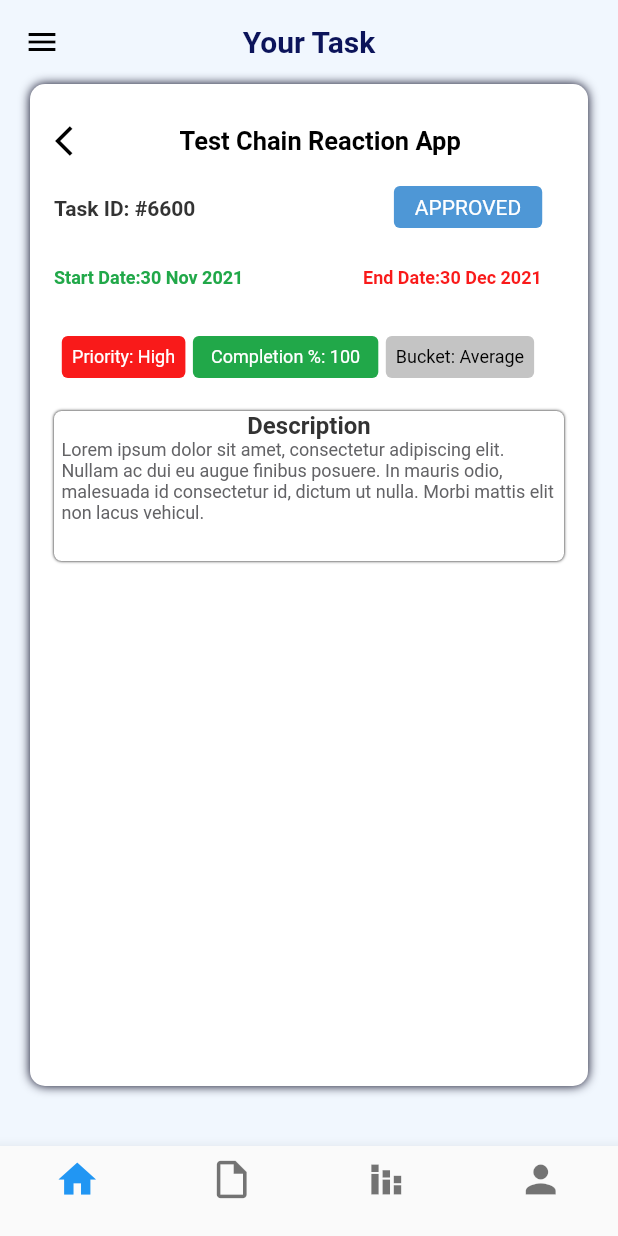
After one commit to sinrajat43/vOTP_mobileApp, a Flutter app: the TaskDetails screen opened directly, on a phone screen of 412 x 824 dp. The commit adds this screen. Run offline on Flutter 3.47's test engine with Material 2 defaults, Android fonts, the phone set to English and light mode, and no system bars.

Commit message:
taskdetails created-4/4

```diff
--- /dev/null
+++ b/lib/TaskDetails.dart
@@ -0,0 +1,315 @@
+import 'package:flutter/cupertino.dart';
+import 'package:flutter/material.dart';
+import 'package:my_app/NavBar.dart';
+import 'package:my_app/main.dart';
+
+
+class TaskDetails extends StatelessWidget {
+  @override
+  Widget build(BuildContext context) {
+    return Scaffold(
+        backgroundColor: Color(0xFFF1F7FE),
+        drawer: NavDrawer(),
+        appBar: AppBar(
+          iconTheme: IconThemeData(color: Colors.black),
+          title:const Text("Your Task",
+            style: TextStyle(
+              color: Color(0xFF0C145A),
+              fontWeight: FontWeight.bold,
+            ),
+          ),
+          centerTitle:true ,
+          backgroundColor: Colors.transparent, shadowColor: Colors.transparent,
+        ),
+        body:Container(
+            padding: const EdgeInsets.all(8.0),
+            height: MediaQuery.of(context).size.height * 0.83,
+            width: MediaQuery.of(context).size.width * 1.0,
+            margin: const EdgeInsets.only(left: 20.0,right: 20.0,bottom: 40.0),
+            decoration: BoxDecoration(
+                borderRadius: BorderRadius.circular(10.0), color: const Color(0xFFFFFFFF),
+                boxShadow: const [BoxShadow(
+                  color: Color(0xFF00001A),
+                  blurRadius: 5.0,
+                ),]
+            ),
+            child: Column(
+                children: <Widget>[
+                Container(
+                  height: 60.0,
+                  width:MediaQuery.of(context).size.width * 1.0,
+                  decoration: const BoxDecoration(
+                  color: Color(0xFFFFFFFF),
+                    ),
+                child:ListView(
+                  scrollDirection: Axis.horizontal,
+                  children: <Widget>[
+                    GestureDetector(
+                      onTap: (){
+                      Navigator.push(
+                      context,
+                      MaterialPageRoute(builder: (context) => HomePage()),
+                      );
+                      },
+
+                      child: Container(
+                        width:MediaQuery.of(context).size.width * 0.1,
+                        color: Color(0xFFFFFFFF),
+                        child: Icon(Icons.arrow_back_ios,color: Colors.black,),
+
+                      ),
+                    ),
+                    Container(
+                      width:MediaQuery.of(context).size.width * 0.7,
+
+                      color: Color(0xFFFFFFFF),
+                        child:
+                        const Center(
+                          child: Text(
+                              "Test Chain Reaction App",
+
+                              style: TextStyle(
+                                  fontSize: 17,
+                                  color: Color(0xFF000000),
+                                  fontFamily: 'Roboto',
+                                  fontWeight:FontWeight.bold)
+                          ),
+                        )
+                    ),
+                  ],
+
+
+                ),
+                ),
+                  Container(
+                    height: 50.0,
+                    width:MediaQuery.of(context).size.width * 1.0,
+                    margin: const EdgeInsets.only(top:0.0,right: 8.0,left: 8.0),
+
+                    child:ListView(
+                      // This next line does the trick.
+                      scrollDirection: Axis.horizontal,
+                      children: <Widget>[
+                        Container(
+                            width: MediaQuery.of(context).size.width * 0.55,
+                            margin: const EdgeInsets.only(top:7.0,right: 0.0,left: 0.0),
+
+                                child: Text(
+
+                                    "Task ID: #6600",
+                                    style: TextStyle(
+
+                                        fontSize: 14,
+                                        color: Color(0xFF333333),
+                                        fontFamily: 'Roboto',
+                                        fontWeight:FontWeight.bold)
+                                )
+
+                        ),
+                        Container(
+                          width: MediaQuery.of(context).size.width * 0.24,
+                          height:20.0,
+                          margin: const EdgeInsets.only(top:0.0,bottom: 22.0),
+                          decoration: BoxDecoration(
+                            borderRadius: BorderRadius.circular(4.0), color: Color(0xFF4E97D6),
+                          ),
+                          child:
+                          const Center(
+                              child: Text(
+                                  "APPROVED",
+                                  style: TextStyle(
+                                    fontSize: 14,
+                                    color: Color(0xFFFFFFFF),
+                                    fontFamily: 'Roboto',)
+                              )
+                          ),
+                        ),
+                      ],
+                    ),
+                  ),
+                  Container(
+                    height: 50.0,
+                    width:MediaQuery.of(context).size.width * 1.0,
+                    margin: const EdgeInsets.only(top:0.0,right: 8.0,left: 8.0),
+
+                    child:ListView(
+                      // This next line does the trick.
+                      scrollDirection: Axis.horizontal,
+                      children: <Widget>[
+                        Container(
+                            width: MediaQuery.of(context).size.width * 0.50,
+                            margin: const EdgeInsets.only(top:4.0,right: 0.0,left: 0.0),
+
+                            child: Text(
+
+                                "Start Date:30 Nov 2021",
+                                style: TextStyle(
+
+                                    fontSize: 12,
+                                    color: Color(0xFF21A849),
+                                    fontFamily: 'Roboto',
+                                    fontWeight:FontWeight.bold)
+                            )
+
+                        ),
+                        Container(
+                            width: MediaQuery.of(context).size.width * 0.50,
+                            margin: const EdgeInsets.only(top:4.0,right: 0.0,left: 0.0),
+
+                            child: Text(
+
+                                "End Date:30 Dec 2021",
+                                style: TextStyle(
+
+                                    fontSize: 12,
+                                    color: Color(0xFFF91A1A),
+                                    fontFamily: 'Roboto',
+                                    fontWeight:FontWeight.bold)
+                            )
+
+                        ),
+
+                      ],
+                    ),
+                  ),
+                  Container(
+                    height: 50.0,
+                    width:MediaQuery.of(context).size.width * 0.8,
+                    margin: const EdgeInsets.only(top:0.0,right: 8.0,left: 8.0),
+
+                    child:ListView(
+                      // This next line does the trick.
+                      scrollDirection: Axis.horizontal,
+                      children: <Widget>[
+
+                        Container(
+                          width: MediaQuery.of(context).size.width * 0.20,
+                          height:20.0,
+                          margin: const EdgeInsets.only(top:0.0,bottom: 22.0),
+                          decoration: BoxDecoration(
+                            borderRadius: BorderRadius.circular(4.0), color: Color(
+                              0xFFF91A1A),
+                          ),
+                          child:
+                          const Center(
+                              child: Text(
+                                  "Priority: High",
+                                  style: TextStyle(
+                                    fontSize: 12,
+                                    color: Color(0xFFFFFFFF),
+                                    fontFamily: 'Roboto',)
+                              )
+                          ),
+                        ),
+                        Container(
+                          width: MediaQuery.of(context).size.width * 0.30,
+                          height:20.0,
+                          margin: const EdgeInsets.only(top:0.0,left:5.0,bottom: 22.0),
+                          decoration: BoxDecoration(
+                            borderRadius: BorderRadius.circular(4.0), color: Color(
+                              0xFF21A849),
+                          ),
+                          child:
+                          const Center(
+                              child: Text(
+                                  "Completion %: 100",
+                                  style: TextStyle(
+                                    fontSize: 12,
+                                    color: Color(0xFFFFFFFF),
+                                    fontFamily: 'Roboto',)
+                              )
+                          ),
+                        ),
+                        Container(
+                          width: MediaQuery.of(context).size.width * 0.24,
+                          height:20.0,
+                          margin: const EdgeInsets.only(top:0.0,left:5.0,bottom: 22.0),
+                          decoration: BoxDecoration(
+                            borderRadius: BorderRadius.circular(4.0), color: Color(
+                              0xFFC4C4C4),
+                          ),
+                          child:
+                          const Center(
+                              child: Text(
+                                  "Bucket: Average",
+                                  style: TextStyle(
+                                    fontSize: 12,
+                                    color: Color(0xFF000000),
+                                    fontFamily: 'Roboto',)
+                              )
+                          ),
+                        ),
+
+                      ],
+                    ),
+                  ),
+                  Container(
+                    height: 100.0,
+                    margin: const EdgeInsets.only(left: 8.0,right: 8.0,bottom: 0.0),
+                    decoration: BoxDecoration(
+                        borderRadius: BorderRadius.circular(5.0),
+                        color: const Color(0xFFFFFFFF),
+                        boxShadow: const [BoxShadow(
+                          color: Color(0xFF000000),
+                          blurRadius: 1.0,
+                        ),]
+                    ),
+                    child: Column(
+                      children: [
+                        Container(
+
+
+                            child: const Text(
+                                "Description",
+
+                                style: TextStyle(
+                                    fontSize: 16,
+                                    color: Color(0xFF333333),
+                                    fontFamily: 'Roboto',
+                                    fontWeight:FontWeight.bold)
+                            )
+                        ),
+                        Container(
+                            margin: const EdgeInsets.only(left: 5.0,right: 3.0,bottom: 0.0),
+                            child: const Text(
+                                "Lorem ipsum dolor sit amet, consectetur adipiscing elit. Nullam ac dui eu augue finibus posuere. In mauris odio, malesuada id consectetur id, dictum ut nulla. Morbi mattis elit non lacus vehicul.",
+                                style: TextStyle(
+                                    fontSize: 12,
+                                    color: Color(0xFF636366),
+                                    fontFamily: 'Roboto',
+                                    )
+                            )
+                        )
+                      ],
+                    ),
+                  )
+
+                ],
+              ),
+        ),
+
+
+        bottomNavigationBar: BottomNavigationBar(
+            type: BottomNavigationBarType.fixed,
+            iconSize: 30.0,
+            items: const <BottomNavigationBarItem>[
+              BottomNavigationBarItem(
+                  icon: Icon(Icons.home),
+                  label:""
+              ),
+              BottomNavigationBarItem(
+                  icon: Icon(Icons.insert_drive_file_outlined),
+                  label:""
+              ),
+              BottomNavigationBarItem(
+                  icon: Icon(Icons.stacked_bar_chart),
+                  label:""
+              ),
+              BottomNavigationBarItem(
+                  icon: Icon(Icons.person),
+                  label:""
+              ),
+            ])//
+    ); // This trailing comma makes auto-formatting nicer for build methods.
+  }
+}
--- a/lib/main.dart
+++ b/lib/main.dart
@@ -1,5 +1,6 @@
 import 'package:flutter/material.dart';
 import 'package:my_app/NavBar.dart';
+import 'package:my_app/TaskDetails.dart';
 
 void main(){
   runApp(MaterialApp(
@@ -261,7 +262,16 @@ class HomePage extends StatelessWidget {
                 ],
               ),
             ),
-            Container(
+            GestureDetector(
+              onTap: (){
+                Navigator.push(
+                  context,
+                  MaterialPageRoute(builder: (context) => TaskDetails()),
+                );
+
+
+              },
+              child: Container(
                   height: 67.0,
                   width:MediaQuery.of(context).size.width * 1.0,
                   margin: const EdgeInsets.only(top:20.0,right: 8.0,left: 8.0),
@@ -310,6 +320,7 @@ class HomePage extends StatelessWidget {
                         )
                     ),
                   ],
+                ),
               ),
             ),
             Container(
```
Lines whose indentation alone changed are shown as unchanged.
